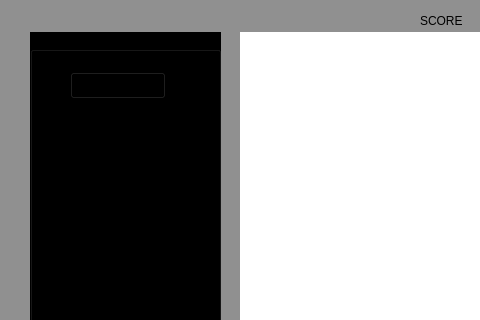
Qt form mainwindow.ui (Carragher/awesum-o) before a commit; both pictures show x 0 to 480 and y 145 to 465 of the 1052 by 710 pixel window.
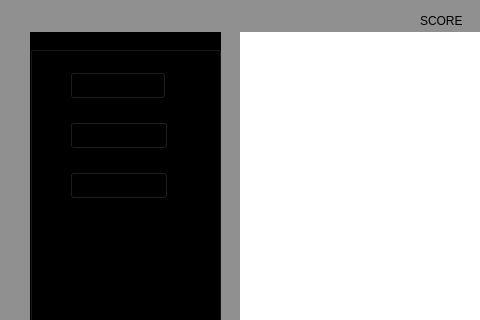
The same form after that commit. Icons and pictures are not drawn.

Commit message: highscore fix/test and added buttons

Diff of the .ui file:
```diff
--- a/mainwindow.ui
+++ b/mainwindow.ui
@@ -96,6 +96,32 @@
       <string>POC Start</string>
      </property>
     </widget>
+    <widget class="QPushButton" name="buyBtn">
+     <property name="geometry">
+      <rect>
+       <x>40</x>
+       <y>90</y>
+       <width>98</width>
+       <height>27</height>
+      </rect>
+     </property>
+     <property name="text">
+      <string>Buy Test</string>
+     </property>
+    </widget>
+    <widget class="QPushButton" name="createBtn">
+     <property name="geometry">
+      <rect>
+       <x>40</x>
+       <y>140</y>
+       <width>98</width>
+       <height>27</height>
+      </rect>
+     </property>
+     <property name="text">
+      <string>Create BTN</string>
+     </property>
+    </widget>
    </widget>
    <widget class="QLabel" name="logoLabel">
     <property name="geometry">
```
The commit also changes 2 other files.
